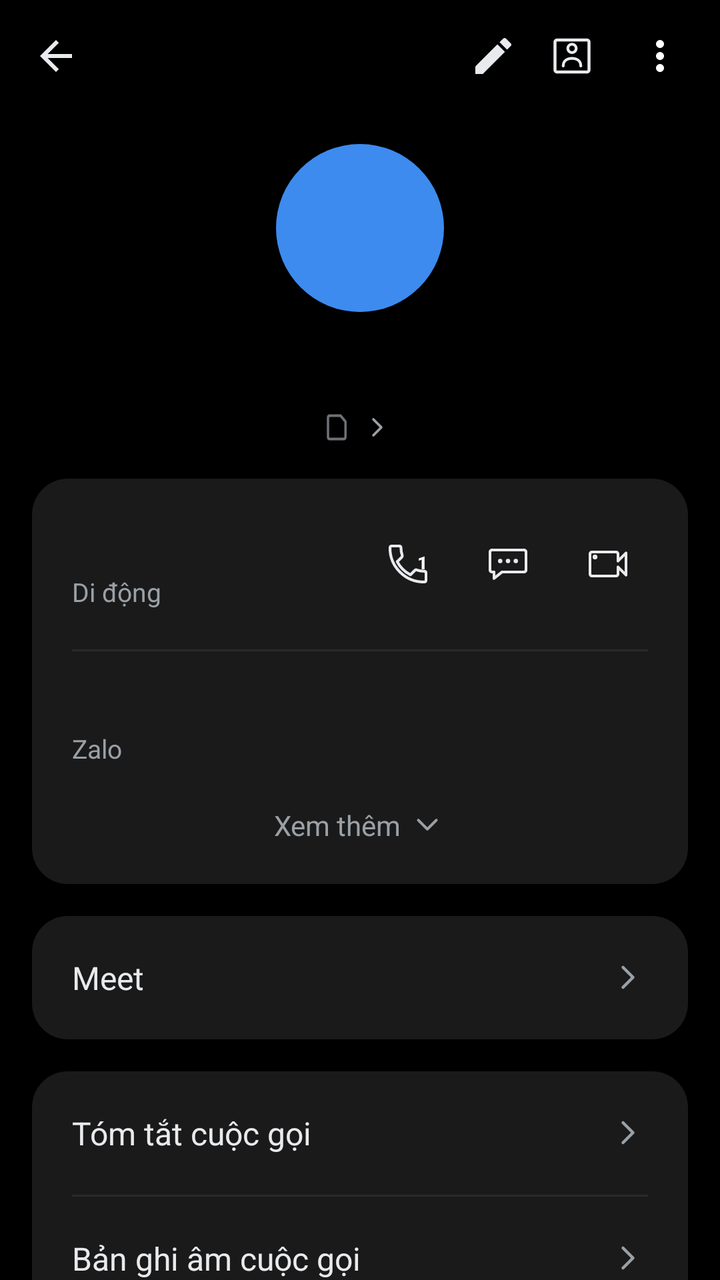
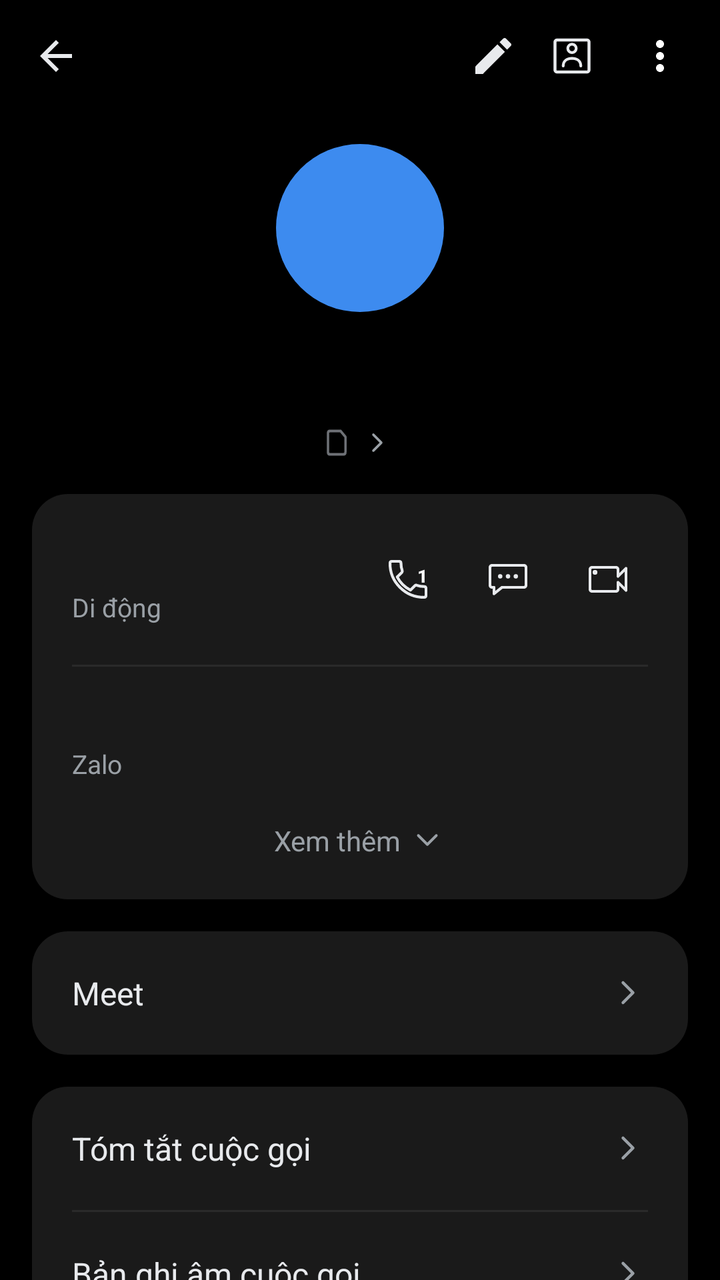

Before-and-after screenshots of an Android layout around one commit, followed by the original layout XML and the change that was made.
<!-- AndroidManifest.xml: application theme Theme.SimpleCall -->
<!-- res/layout/fragment_contact_detail.xml -->
<?xml version="1.0" encoding="utf-8"?>
<LinearLayout xmlns:android="http://schemas.android.com/apk/res/android"
    xmlns:app="http://schemas.android.com/apk/res-auto"
    android:layout_width="match_parent"
    android:layout_height="match_parent"
    android:orientation="vertical"
    android:background="@color/bg">

    
    <LinearLayout
        android:layout_width="match_parent" android:layout_height="56dp"
        android:orientation="horizontal" android:gravity="center_vertical"
        android:paddingStart="4dp" android:paddingEnd="8dp">

        <ImageButton android:id="@+id/btnBack"
            android:layout_width="48dp" android:layout_height="48dp"
            android:background="@android:color/transparent"
            android:src="@drawable/ic_arrow_back"
            android:contentDescription="Quay lại" />

        <Space android:layout_width="0dp" android:layout_height="1dp" android:layout_weight="1" />

        <ImageButton android:id="@+id/btnEdit"
            android:layout_width="35dp" android:layout_height="35dp"
            android:background="@android:color/transparent"
            android:src="@drawable/ic_edit"
            android:contentDescription="Sửa" />

        <ImageButton android:id="@+id/btnContactCard"
            android:layout_width="44dp" android:layout_height="44dp"
            android:background="@android:color/transparent"
            android:src="@drawable/ic_contact_card"
            android:contentDescription="Thẻ liên hệ" />

        <ImageButton android:id="@+id/btnMore"
            android:layout_width="44dp" android:layout_height="44dp"
            android:background="@android:color/transparent"
            android:src="@drawable/ic_more_vert"
            android:contentDescription="Thêm" />
    </LinearLayout>

    <ScrollView
        android:layout_width="match_parent" android:layout_height="0dp"
        android:layout_weight="1"
        android:clipToPadding="false"
        android:paddingBottom="24dp">

        <LinearLayout
            android:layout_width="match_parent" android:layout_height="wrap_content"
            android:orientation="vertical">

            
            <TextView android:id="@+id/tvAvatar"
                android:layout_width="84dp" android:layout_height="84dp"
                android:layout_gravity="center_horizontal"
                android:layout_marginTop="16dp"
                android:background="@drawable/bg_avatar_circle"
                android:gravity="center"
                android:textSize="58sp" android:textColor="@color/white"
                android:fontFamily="sans-serif-medium" />

            
            <TextView android:id="@+id/tvTitle"
                android:layout_width="wrap_content" android:layout_height="wrap_content"
                android:layout_gravity="center_horizontal"
                android:layout_marginTop="16dp"
                android:layout_marginStart="32dp" android:layout_marginEnd="32dp"
                android:gravity="center"
                android:textSize="27sp"
                android:textColor="@color/text_primary"
                android:fontFamily="sans-serif" />

            
            <LinearLayout android:id="@+id/rowSimDefault"
                android:layout_width="wrap_content" android:layout_height="wrap_content"
                android:layout_gravity="center_horizontal"
                android:layout_marginTop="-4dp"
                android:orientation="horizontal" android:gravity="center_vertical"
                android:clickable="true" android:focusable="true">

                <FrameLayout
                    android:layout_width="14dp" android:layout_height="14dp">

                    <TextView android:id="@+id/tvSimBadge"
                        android:layout_width="11.76dp" android:layout_height="14dp"
                        android:gravity="center"
                        android:background="@drawable/bg_sim_badge"
                        android:textSize="7sp" android:textColor="@color/call_log_muted" />
                </FrameLayout>

                <TextView android:id="@+id/tvSubtitle"
                    android:layout_width="wrap_content" android:layout_height="wrap_content"
                    android:layout_marginStart="1.5dp"
                    android:textSize="14sp" android:textColor="@color/text_secondary" />

                <ImageView
                    android:layout_width="16dp" android:layout_height="16dp"
                    android:layout_marginStart="2dp"
                    android:src="@drawable/ic_chevron_right" />
            </LinearLayout>

            
            <LinearLayout
                android:layout_width="match_parent" android:layout_height="wrap_content"
                android:layout_margin="16dp"
                android:orientation="vertical"
                android:background="@drawable/bg_card_rounded"
                android:padding="20dp">

                <LinearLayout
                    android:layout_width="match_parent" android:layout_height="wrap_content"
                    android:orientation="horizontal" android:gravity="center_vertical">

                    <LinearLayout
                        android:layout_width="0dp" android:layout_height="wrap_content"
                        android:layout_weight="1" android:orientation="vertical">

                        <TextView android:id="@+id/tvNumber"
                            android:layout_width="wrap_content" android:layout_height="wrap_content"
                            android:textSize="19sp" android:textColor="@color/text_primary" />

                        <TextView android:id="@+id/tvNumberType"
                            android:layout_width="wrap_content" android:layout_height="wrap_content"
                            android:layout_marginTop="2dp"
                            android:text="@string/number_type_mobile"
                            android:textSize="13sp" android:textColor="@color/text_secondary" />
                    </LinearLayout>

                    
                    <FrameLayout
                        android:layout_width="40dp"
                        android:layout_height="40dp">
                        <ImageButton android:id="@+id/btnCallRow"
                            android:layout_width="match_parent"
                            android:layout_height="match_parent"
                            android:background="@android:color/transparent"
                            android:src="@drawable/ic_call_outline"
                            android:contentDescription="@string/call" />
                        
                        <TextView
                            android:id="@+id/tvCallSimNum"
                            android:layout_width="wrap_content"
                            android:layout_height="wrap_content"
                            android:layout_gravity="top|end"
                            android:layout_marginTop="13dp"
                            android:layout_marginEnd="10dp"
                            android:text="1"
                            android:textSize="9sp"
                            android:textStyle="bold"
                            android:textColor="@color/white"
                            android:fontFamily="sans-serif-medium" />
                    </FrameLayout>

                    <ImageButton android:id="@+id/btnMessageRow"
                        android:layout_width="40dp" android:layout_height="40dp"
                        android:layout_marginStart="10dp"
                        android:background="@android:color/transparent"
                        android:src="@drawable/ic_message_outline"
                        android:contentDescription="Nhắn tin" />

                    <ImageButton android:id="@+id/btnVideoRow"
                        android:layout_width="40dp" android:layout_height="40dp"
                        android:layout_marginStart="10dp"
                        android:background="@android:color/transparent"
                        android:src="@drawable/ic_video_call_outline"
                        android:contentDescription="Video call" />
                </LinearLayout>

                <View
                    android:layout_width="match_parent" android:layout_height="1dp"
                    android:layout_marginTop="20dp" android:layout_marginBottom="16dp"
                    android:background="@color/divider" />

                <LinearLayout android:id="@+id/rowZalo"
                    android:layout_width="match_parent" android:layout_height="wrap_content"
                    android:orientation="vertical"
                    android:clickable="true" android:focusable="true">

                    <TextView android:id="@+id/tvZalo"
                        android:layout_width="wrap_content" android:layout_height="wrap_content"
                        android:textSize="16sp" android:textColor="@color/text_primary" />

                    <TextView
                        android:layout_width="wrap_content" android:layout_height="wrap_content"
                        android:layout_marginTop="2dp"
                        android:text="Zalo"
                        android:textSize="13sp" android:textColor="@color/text_secondary" />
                </LinearLayout>

                <LinearLayout android:id="@+id/rowSeeMore"
                    android:layout_width="match_parent" android:layout_height="wrap_content"
                    android:layout_marginTop="20dp"
                    android:orientation="horizontal" android:gravity="center"
                    android:clickable="true" android:focusable="true">

                    <TextView
                        android:layout_width="wrap_content" android:layout_height="wrap_content"
                        android:text="Xem thêm"
                        android:textSize="14sp" android:textColor="@color/text_secondary" />

                    <ImageView
                        android:layout_width="18dp" android:layout_height="18dp"
                        android:layout_marginStart="4dp"
                        android:src="@drawable/ic_chevron_down" />
                </LinearLayout>
            </LinearLayout>

            
            <LinearLayout android:id="@+id/rowMeet"
                android:layout_width="match_parent" android:layout_height="wrap_content"
                android:layout_marginStart="16dp" android:layout_marginEnd="16dp"
                android:orientation="horizontal" android:gravity="center_vertical"
                android:background="@drawable/bg_card_rounded"
                android:padding="20dp"
                android:clickable="true" android:focusable="true">

                <TextView
                    android:layout_width="0dp" android:layout_height="wrap_content"
                    android:layout_weight="1"
                    android:text="Meet"
                    android:textSize="16sp" android:textColor="@color/text_primary" />

                <ImageView
                    android:layout_width="20dp" android:layout_height="20dp"
                    android:src="@drawable/ic_chevron_right" />
            </LinearLayout>

            
            <LinearLayout
                android:layout_width="match_parent" android:layout_height="wrap_content"
                android:layout_margin="16dp"
                android:orientation="vertical"
                android:background="@drawable/bg_card_rounded">

                <LinearLayout android:id="@+id/rowCallSummary"
                    android:layout_width="match_parent" android:layout_height="wrap_content"
                    android:orientation="horizontal" android:gravity="center_vertical"
                    android:padding="20dp"
                    android:clickable="true" android:focusable="true">

                    <TextView
                        android:layout_width="0dp" android:layout_height="wrap_content"
                        android:layout_weight="1"
                        android:text="Tóm tắt cuộc gọi"
                        android:textSize="16sp" android:textColor="@color/text_primary" />

                    <ImageView
                        android:layout_width="20dp" android:layout_height="20dp"
                        android:src="@drawable/ic_chevron_right" />
                </LinearLayout>

                <View
                    android:layout_width="match_parent" android:layout_height="1dp"
                    android:layout_marginStart="20dp" android:layout_marginEnd="20dp"
                    android:background="@color/divider" />

                <LinearLayout android:id="@+id/rowCallRecording"
                    android:layout_width="match_parent" android:layout_height="wrap_content"
                    android:orientation="horizontal" android:gravity="center_vertical"
                    android:padding="20dp"
                    android:clickable="true" android:focusable="true">

                    <TextView
                        android:layout_width="0dp" android:layout_height="wrap_content"
                        android:layout_weight="1"
                        android:text="Bản ghi âm cuộc gọi"
                        android:textSize="16sp" android:textColor="@color/text_primary" />

                    <ImageView
                        android:layout_width="20dp" android:layout_height="20dp"
                        android:src="@drawable/ic_chevron_right" />
                </LinearLayout>
            </LinearLayout>

            
            <LinearLayout
                android:layout_width="match_parent" android:layout_height="wrap_content"
                android:layout_marginStart="20dp" android:layout_marginEnd="12dp"
                android:layout_marginTop="8dp"
                android:orientation="horizontal" android:gravity="center_vertical">

                <TextView
                    android:layout_width="0dp" android:layout_height="wrap_content"
                    android:layout_weight="1"
                    android:text="Nhật ký cuộc gọi"
                    android:textSize="15sp" android:textColor="@color/text_secondary" />

                <TextView android:id="@+id/btnClearLog"
                    android:layout_width="wrap_content" android:layout_height="wrap_content"
                    android:text="Xóa"
                    android:textSize="15sp" android:textColor="@color/accent_blue"
                    android:padding="8dp"
                    android:clickable="true" android:focusable="true" />
            </LinearLayout>

            
            <LinearLayout android:id="@+id/llHistoryEntries"
                android:layout_width="match_parent" android:layout_height="wrap_content"
                android:layout_margin="16dp"
                android:orientation="vertical"
                android:background="@drawable/bg_card_rounded" />

        </LinearLayout>
    </ScrollView>
</LinearLayout>
<!-- resources referenced by this layout -->
<resources>
  <color name="accent_blue">#1A73E8</color>
  <color name="bg">#000000</color>
  <color name="call_log_muted">#6E7176</color>
  <color name="divider">#2A2A2A</color>
  <color name="text_primary">#E8EAED</color>
  <color name="text_secondary">#9AA0A6</color>
  <color name="white">#FFFFFF</color>
  <!-- drawable bg_avatar_circle (drawable) -->
  <?xml version="1.0" encoding="utf-8"?>
  <shape xmlns:android="http://schemas.android.com/apk/res/android"
      android:shape="oval">
      <solid android:color="@color/avatar_purple" />
  </shape>
  <!-- drawable bg_card_rounded (drawable) -->
  <?xml version="1.0" encoding="utf-8"?>
  <shape xmlns:android="http://schemas.android.com/apk/res/android"
      android:shape="rectangle">
      <solid android:color="@color/detail_card_bg" />
      <corners android:radius="18dp" />
  </shape>
  <!-- drawable ic_arrow_back (drawable) -->
  <?xml version="1.0" encoding="utf-8"?>
  <vector xmlns:android="http://schemas.android.com/apk/res/android"
      android:width="24dp" android:height="24dp"
      android:viewportWidth="24" android:viewportHeight="24">
      
      <path android:fillColor="@color/text_primary"
          android:pathData="M20,11H7.83l5.59-5.59L12,4l-8,8 8,8 1.41-1.41L7.83,13H20v-2z"/>
  </vector>
  <!-- drawable ic_chevron_down (drawable) -->
  <?xml version="1.0" encoding="utf-8"?>
  <vector xmlns:android="http://schemas.android.com/apk/res/android"
      android:width="24dp" android:height="24dp"
      android:viewportWidth="24" android:viewportHeight="24">
      <path android:fillColor="#00000000"
          android:strokeColor="@color/text_secondary"
          android:strokeWidth="1.8"
          android:strokeLineCap="round"
          android:strokeLineJoin="round"
          android:pathData="M6,9 L12,15 L18,9"/>
  </vector>
  <!-- drawable ic_chevron_right (drawable) -->
  <?xml version="1.0" encoding="utf-8"?>
  <vector xmlns:android="http://schemas.android.com/apk/res/android"
      android:width="24dp" android:height="24dp"
      android:viewportWidth="24" android:viewportHeight="24">
      <path android:fillColor="#00000000"
          android:strokeColor="@color/text_secondary"
          android:strokeWidth="1.8"
          android:strokeLineCap="round"
          android:strokeLineJoin="round"
          android:pathData="M9,6 L15,12 L9,18"/>
  </vector>
  <!-- drawable ic_edit (drawable) -->
  <?xml version="1.0" encoding="utf-8"?>
  <vector xmlns:android="http://schemas.android.com/apk/res/android"
      android:width="24dp" android:height="24dp"
      android:viewportWidth="24" android:viewportHeight="24">
      <path android:fillColor="@color/text_primary"
          android:pathData="M3,17.25V21h3.75L17.81,9.94l-3.75,-3.75L3,17.25zM20.71,7.04c0.39,-0.39 0.39,-1.02 0,-1.41l-2.34,-2.34c-0.39,-0.39 -1.02,-0.39 -1.41,0l-1.83,1.83 3.75,3.75 1.83,-1.83z"/>
  </vector>
  <!-- drawable ic_more_vert (drawable) -->
  <?xml version="1.0" encoding="utf-8"?>
  <vector xmlns:android="http://schemas.android.com/apk/res/android"
      android:width="24dp" android:height="24dp"
      android:viewportWidth="24" android:viewportHeight="24">
      <path android:fillColor="#FFFFFF"
          android:pathData="M12,8c1.1,0 2,-0.9 2,-2s-0.9,-2 -2,-2 -2,0.9 -2,2 0.9,2 2,2zM12,10c-1.1,0 -2,0.9 -2,2s0.9,2 2,2 2,-0.9 2,-2 -0.9,-2 -2,-2zM12,16c-1.1,0 -2,0.9 -2,2s0.9,2 2,2 2,-0.9 2,-2 -0.9,-2 -2,-2z"/>
  </vector>
  <string name="call">Gọi</string>
  <string name="number_type_mobile">Di động</string>
  <color name="avatar_purple">#3D8BEF</color>
  <color name="detail_card_bg">#1A1A1A</color>
  <color name="primary">#1E8E3E</color>
  <color name="primary_dark">#137333</color>
  <!-- unchanged entries left out for length: 6 -->
</resources>

<!-- the commit's change to res/layout/fragment_contact_detail.xml (unified diff, before → after) -->
@@ -74,7 +74,7 @@
             <LinearLayout android:id="@+id/rowSimDefault"
                 android:layout_width="wrap_content" android:layout_height="wrap_content"
                 android:layout_gravity="center_horizontal"
-                android:layout_marginTop="-4dp"
+                android:layout_marginTop="4dp"
                 android:orientation="horizontal" android:gravity="center_vertical"
                 android:clickable="true" android:focusable="true">
 
@@ -142,7 +142,7 @@
                             android:layout_width="wrap_content"
                             android:layout_height="wrap_content"
                             android:layout_gravity="top|end"
-                            android:layout_marginTop="13dp"
+                            android:layout_marginTop="12dp"
                             android:layout_marginEnd="10dp"
                             android:text="1"
                             android:textSize="9sp"
